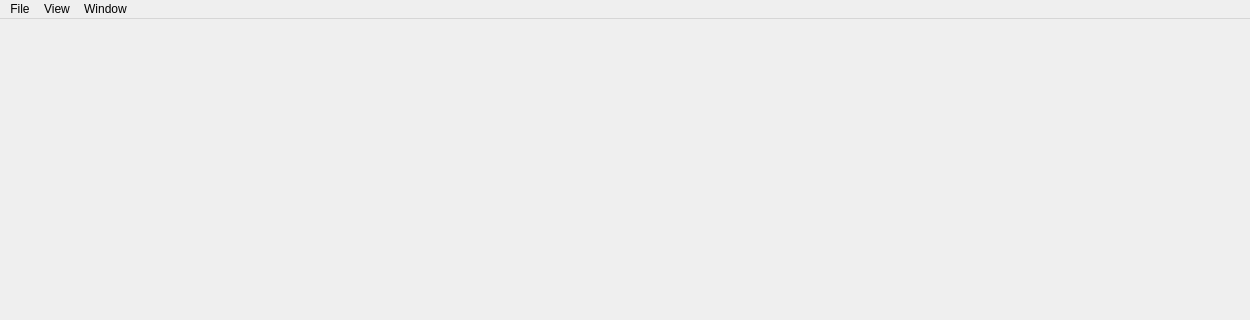
Old version of the form mainwindow.ui in the repository RicBent/Goombatlas; both pictures show x 0 to 1250 and y 0 to 320 of the 1250 by 750 pixel window.
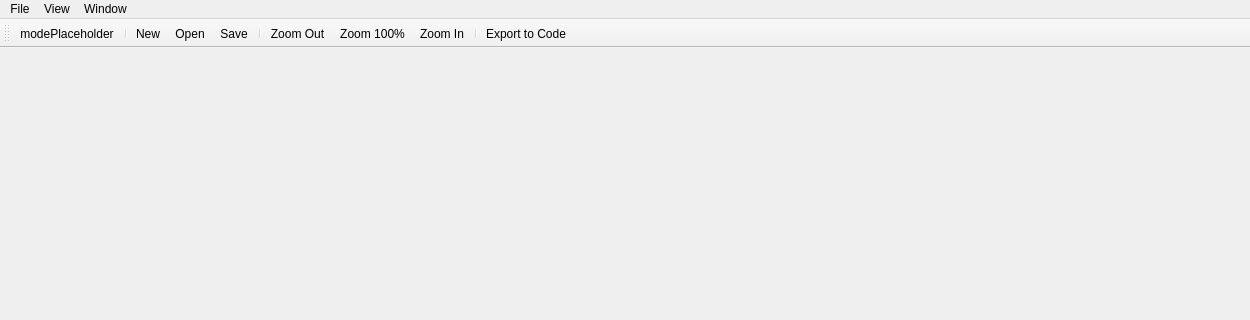
New version of the form.

Commit message: Started working on a Maya-like mode system

What changed in the file:
```diff
--- a/mainwindow.ui
+++ b/mainwindow.ui
@@ -73,6 +73,28 @@
    <addaction name="menuView"/>
    <addaction name="menuWindow"/>
   </widget>
+  <widget class="QToolBar" name="toolBar">
+   <property name="windowTitle">
+    <string>toolBar</string>
+   </property>
+   <attribute name="toolBarArea">
+    <enum>TopToolBarArea</enum>
+   </attribute>
+   <attribute name="toolBarBreak">
+    <bool>false</bool>
+   </attribute>
+   <addaction name="actionModePlaceholder"/>
+   <addaction name="separator"/>
+   <addaction name="actionNew"/>
+   <addaction name="actionOpen"/>
+   <addaction name="actionSave"/>
+   <addaction name="separator"/>
+   <addaction name="actionZoomOut"/>
+   <addaction name="actionZoom100"/>
+   <addaction name="actionZoomIn"/>
+   <addaction name="separator"/>
+   <addaction name="actionExportC"/>
+  </widget>
   <action name="actionNew">
    <property name="text">
     <string>New</string>
@@ -188,6 +210,11 @@
     <string>Export to Code</string>
    </property>
   </action>
+  <action name="actionModePlaceholder">
+   <property name="text">
+    <string>modePlaceholder</string>
+   </property>
+  </action>
  </widget>
  <layoutdefault spacing="6" margin="11"/>
  <resources/>
```
The commit also changes 8 other files.
